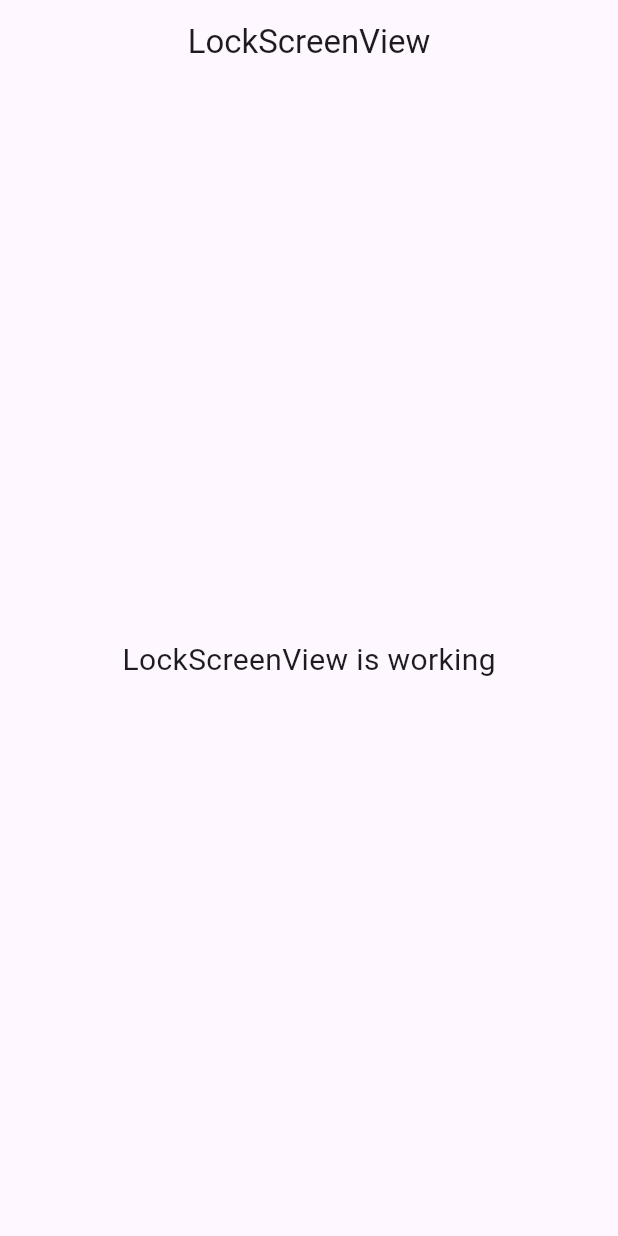
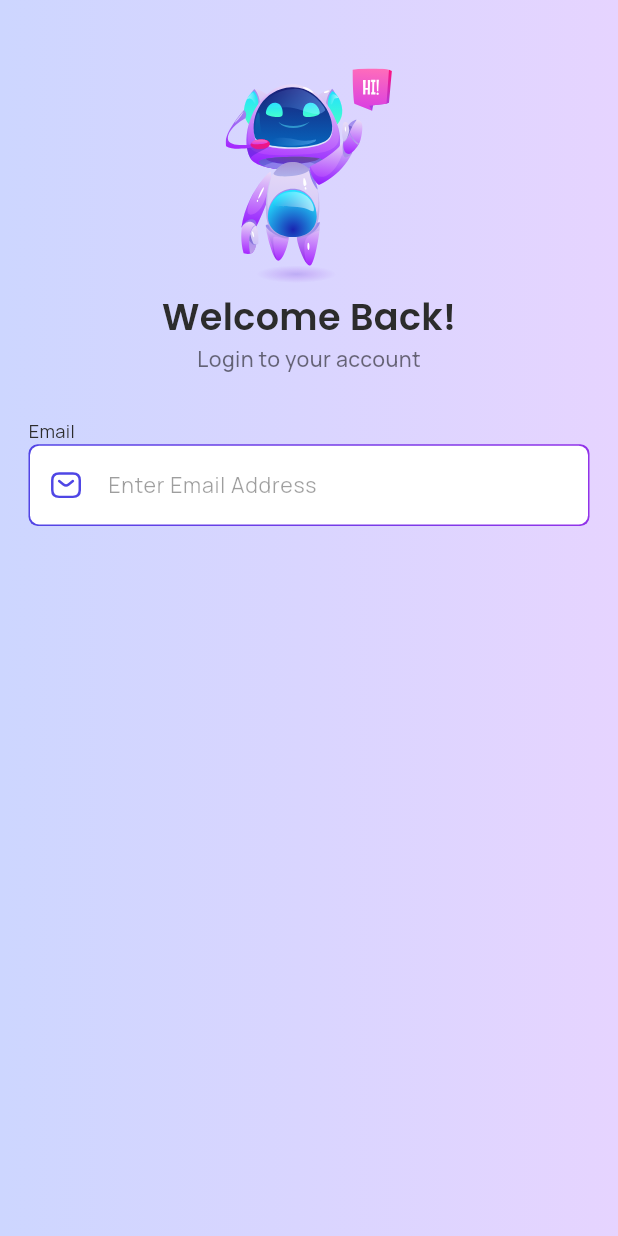
Before and after one commit to fahimmehemmod2005/Cps, a Flutter app: the screen it shows after launch, on a phone screen of 412 x 824 dp. Run offline on Flutter 3.47's test engine with Material 3 defaults, Android fonts, the phone set to English and light mode, and no system bars; our stand-ins replace flutter_screenutil, flutter_svg, get, google_fonts.

Commit message:
login screen

```diff
--- a/lib/app/modules/lock_screen/views/lock_screen_view.dart
+++ b/lib/app/modules/lock_screen/views/lock_screen_view.dart
@@ -1,23 +1,30 @@
+import 'package:cps/common/custom_scaffold/custom_scaffold.dart';
+import 'package:cps/common/widgets/custom_input_field/cusotm_input_field.dart';
+import 'package:cps/common/widgets/custom_svg/custom_svg.dart';
+import 'package:cps/utils/pictures/icons/icons.dart';
+import 'package:cps/utils/styles/styles.dart';
 import 'package:flutter/material.dart';
-
+import 'package:flutter_screenutil/flutter_screenutil.dart';
 import 'package:get/get.dart';
-
 import '../controllers/lock_screen_controller.dart';
 
 class LockScreenView extends GetView<LockScreenController> {
   const LockScreenView({super.key});
   @override
   Widget build(BuildContext context) {
-    return Scaffold(
-      appBar: AppBar(
-        title: const Text('LockScreenView'),
-        centerTitle: true,
-      ),
-      body: const Center(
-        child: Text(
-          'LockScreenView is working',
-          style: TextStyle(fontSize: 20),
-        ),
+    return CustomScaffold(
+      body: Column(
+        crossAxisAlignment: CrossAxisAlignment.center,
+        children: [
+          SizedBox(height: 45.h),
+          CustomSvgPicture(assetName: MyIcons.robot,height: 138.93.h,width: 107.66.w),
+          SizedBox(height: 5.h),
+          Text('Welcome Back!',style: MyStyles.title24_600w(color: Color(0xff2C2C2C)),),
+          Text('Login to your account',style: MyStyles.title14_500w(color: Colors.black54),),
+          SizedBox(height: 30.h),
+          CustomInputField(imagePath: MyIcons.email,hintText: "Enter Email Address",topLabel: "Email",),
+
+        ],
       ),
     );
   }
--- /dev/null
+++ b/lib/common/custom_scaffold/custom_scaffold.dart
@@ -0,0 +1,38 @@
+import 'package:flutter/material.dart';
+
+class CustomScaffold extends StatelessWidget {
+  final PreferredSizeWidget? appBar;
+  final Widget? body;
+  final Widget? floatingActionButton;
+
+  const CustomScaffold({
+    super.key,
+    this.appBar,
+    this.body,
+    this.floatingActionButton,
+  });
+
+  @override
+  Widget build(BuildContext context) {
+    return Scaffold(
+      appBar: appBar,
+      body: Container(
+        decoration: BoxDecoration(
+          gradient: LinearGradient(
+            colors: [
+              Color(0xffCDD6FF),
+              Color(0xffE6D4FF),
+            ]
+          ),
+        ),
+        child: SafeArea(
+          child: Padding(
+            padding: const EdgeInsets.symmetric(horizontal: 19),
+            child: body,
+          ),
+        ),
+      ),
+      floatingActionButton: floatingActionButton,
+    );
+  }
+}
--- /dev/null
+++ b/lib/common/widgets/custom_input_field/cusotm_input_field.dart
@@ -0,0 +1,49 @@
+import 'package:cps/utils/styles/styles.dart';
+import 'package:flutter/material.dart';
+import 'package:flutter_screenutil/flutter_screenutil.dart';
+import 'package:flutter_svg/svg.dart';
+
+class CustomInputField extends StatelessWidget {
+  final String? topLabel, hintText;
+  final String imagePath;
+  const CustomInputField({
+   required this.imagePath, this.topLabel, this.hintText,
+  });
+
+  @override
+  Widget build(BuildContext context) {
+    return Column(
+      crossAxisAlignment: CrossAxisAlignment.start,
+      children: [
+        Text(topLabel ?? "", style: MyStyles.title12_400w(color: Color(0xff2C2C2C)),),
+        Container(
+          padding: const EdgeInsets.all(1), // border thickness
+          decoration: BoxDecoration(
+            gradient: const LinearGradient(
+              colors: [Color(0xff5245E5), Color(0xff9233E9)],
+            ),
+            borderRadius: BorderRadius.circular(6.r),
+          ),
+          child: Container(
+            decoration: BoxDecoration(
+              color: Colors.white, // background color
+              borderRadius: BorderRadius.circular(6.r),
+            ),
+            child: TextFormField(
+              decoration: InputDecoration(
+                prefixIcon: Padding(padding: EdgeInsetsGeometry.all(13),child: SvgPicture.asset(imagePath,height: 20.h,width: 20.w)),
+                hintText: hintText ?? "",
+                hintStyle: MyStyles.title14_400w(color: Colors.black38),
+                border: InputBorder.none,
+                contentPadding: EdgeInsets.symmetric(
+                  horizontal: 16.w,
+                  vertical: 14.h,
+                ),
+              ),
+            ),
+          ),
+        ),
+      ],
+    );
+  }
+}
--- /dev/null
+++ b/lib/common/widgets/custom_svg/custom_svg.dart
@@ -0,0 +1,33 @@
+import 'package:flutter/material.dart';
+import 'package:flutter_screenutil/flutter_screenutil.dart';
+import 'package:flutter_svg/flutter_svg.dart';
+
+class CustomSvgPicture extends StatelessWidget {
+  final String assetName;
+  final double width;
+  final double height;
+  final Color? color;
+  final BoxFit fit;
+
+  const CustomSvgPicture({
+    super.key,
+    required this.assetName,
+    this.width = 24,
+    this.height = 24,
+    this.color,
+    this.fit = BoxFit.contain,
+  });
+
+  @override
+  Widget build(BuildContext context) {
+    return SvgPicture.asset(
+      assetName,
+      width: width.w,
+      height: height.h,
+      fit: fit,
+      colorFilter: color != null
+          ? ColorFilter.mode(color!, BlendMode.srcIn)
+          : null,
+    );
+  }
+}
--- a/lib/main.dart
+++ b/lib/main.dart
@@ -1,15 +1,22 @@
 import 'package:flutter/material.dart';
-
+import 'package:flutter_screenutil/flutter_screenutil.dart';
 import 'package:get/get.dart';
-
 import 'app/routes/app_pages.dart';
 
-void main() {
+void main(){
   runApp(
-    GetMaterialApp(
-      title: "Application",
-      initialRoute: AppPages.INITIAL,
-      getPages: AppPages.routes,
+    ScreenUtilInit(
+      designSize: const Size(374, 812),
+      minTextAdapt: true,
+      splitScreenMode: true,
+      builder: (context, child) {
+        return GetMaterialApp(
+          debugShowCheckedModeBanner: false,
+          title: "Cps",
+          initialRoute: AppPages.INITIAL,
+          getPages: AppPages.routes,
+        );
+      },
     ),
   );
 }
--- /dev/null
+++ b/lib/utils/pictures/icons/icons.dart
@@ -0,0 +1,13 @@
+
+class MyIcons {
+  MyIcons._();
+
+  // const icons
+  static const String robot = 'assets/icons/robot.svg';
+  static const String email = 'assets/icons/email.svg';
+  static const String finger = 'assets/icons/finger.svg';
+  static const String google = 'assets/icons/google.svg';
+  static const String apple = 'assets/icons/apple.svg';
+  static const String visibilityOn = 'assets/icons/visibility off.svg';
+
+}
--- /dev/null
+++ b/lib/utils/styles/styles.dart
@@ -0,0 +1,17 @@
+import 'package:flutter/material.dart';
+import 'package:flutter_screenutil/flutter_screenutil.dart';
+import 'package:google_fonts/google_fonts.dart';
+
+class MyStyles{
+  MyStyles._();
+
+  static TextStyle title14_400w({Color? color}) => GoogleFonts.manrope(fontSize: 14.sp, fontWeight: FontWeight.w400, color: color);
+  static TextStyle title12_400w({Color? color}) => GoogleFonts.manrope(fontSize: 12.sp, fontWeight: FontWeight.w400, color: color);
+  static TextStyle title14_500w({Color? color}) => GoogleFonts.manrope(fontSize: 14.sp, fontWeight: FontWeight.w500, color: color);
+  static TextStyle title24_600w({Color? color}) => GoogleFonts.poppins(fontSize: 24.sp, fontWeight: FontWeight.w600, color: color);
+
+}
+
+  extension TextStyleExtension on TextStyle {
+    TextStyle withColor(Color color) => copyWith(color: color);
+}
```
Also changed, not shown: pubspec.yaml (+5 -3 lines), assets/icons/apple.svg (added), assets/icons/email.svg (added), assets/icons/finger copy.svg (added), assets/icons/finger.svg (added), assets/icons/google.svg (added), assets/icons/robot.svg (added), assets/icons/visibility off.svg (added), pubspec.lock.
